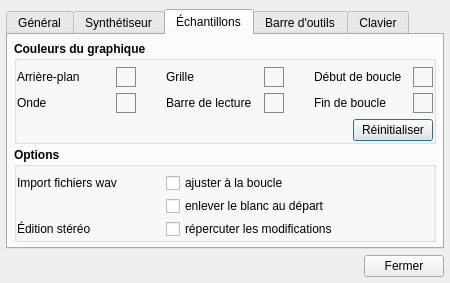
Qt form trunk/gui_divers/config.ui (davy7125/polyphone) before a commit.
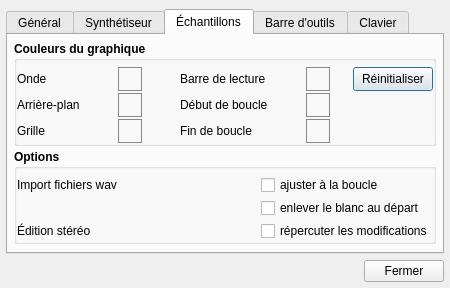
The same form after that commit. The open tabs and pages were chosen to show the change. Icons and pictures are not drawn. Custom widgets are drawn as their Qt base class.

Diff of the .ui file:
```diff
--- a/trunk/gui_divers/config.ui
+++ b/trunk/gui_divers/config.ui
@@ -10,7 +10,7 @@
     <x>0</x>
     <y>0</y>
     <width>450</width>
-    <height>264</height>
+    <height>288</height>
    </rect>
   </property>
   <property name="windowTitle">
@@ -771,7 +771,7 @@
          <property name="flat">
           <bool>true</bool>
          </property>
-         <layout class="QGridLayout" name="gridLayout_4" columnstretch="4,0,1,4,0,1,4,0">
+         <layout class="QGridLayout" name="gridLayout_4" columnstretch="4,0,0,0,0,0,0,0,0">
           <property name="leftMargin">
            <number>0</number>
           </property>
@@ -788,16 +788,13 @@
            <number>3</number>
           </property>
           <property name="verticalSpacing">
-           <number>6</number>
+           <number>2</number>
           </property>
-          <item row="0" column="2">
-           <spacer name="horizontalSpacer_2">
+          <item row="0" column="5">
+           <spacer name="horizontalSpacer_4">
             <property name="orientation">
              <enum>Qt::Horizontal</enum>
             </property>
-            <property name="sizeType">
-             <enum>QSizePolicy::Expanding</enum>
-            </property>
             <property name="sizeHint" stdset="0">
              <size>
               <width>40</width>
@@ -806,180 +803,7 @@
             </property>
            </spacer>
           </item>
-          <item row="2" column="0" colspan="8">
-           <layout class="QHBoxLayout" name="horizontalLayout_5">
-            <item>
-             <spacer name="horizontalSpacer_4">
-              <property name="orientation">
-               <enum>Qt::Horizontal</enum>
-              </property>
-              <property name="sizeHint" stdset="0">
-               <size>
-                <width>40</width>
-                <height>20</height>
-               </size>
-              </property>
-             </spacer>
-            </item>
-            <item>
-             <widget class="QPushButton" name="pushColorRestore">
-              <property name="maximumSize">
-               <size>
-                <width>16777215</width>
-                <height>24</height>
-               </size>
-              </property>
-              <property name="font">
-               <font>
-                <weight>50</weight>
-                <bold>false</bold>
-               </font>
-              </property>
-              <property name="text">
-               <string>Réinitialiser</string>
-              </property>
-             </widget>
-            </item>
-           </layout>
-          </item>
-          <item row="1" column="7">
-           <widget class="QPushButton" name="pushColorEndloop">
-            <property name="minimumSize">
-             <size>
-              <width>20</width>
-              <height>20</height>
-             </size>
-            </property>
-            <property name="maximumSize">
-             <size>
-              <width>20</width>
-              <height>20</height>
-             </size>
-            </property>
-            <property name="focusPolicy">
-             <enum>Qt::NoFocus</enum>
-            </property>
-            <property name="styleSheet">
-             <string notr="true">QPushButton
-{
-	border: 1px solid #888;
-}</string>
-            </property>
-            <property name="text">
-             <string/>
-            </property>
-            <property name="flat">
-             <bool>true</bool>
-            </property>
-           </widget>
-          </item>
-          <item row="1" column="1">
-           <widget class="QPushButton" name="pushColorForeground">
-            <property name="minimumSize">
-             <size>
-              <width>20</width>
-              <height>20</height>
-             </size>
-            </property>
-            <property name="maximumSize">
-             <size>
-              <width>20</width>
-              <height>20</height>
-             </size>
-            </property>
-            <property name="focusPolicy">
-             <enum>Qt::NoFocus</enum>
-            </property>
-            <property name="styleSheet">
-             <string notr="true">QPushButton
-{
-	border: 1px solid #888;
-}</string>
-            </property>
-            <property name="text">
-             <string/>
-            </property>
-            <property name="flat">
-             <bool>true</bool>
-            </property>
-           </widget>
-          </item>
-          <item row="0" column="3">
-           <widget class="QLabel" name="label_15">
-            <property name="font">
-             <font>
-              <weight>50</weight>
-              <bold>false</bold>
-             </font>
-            </property>
-            <property name="text">
-             <string>Grille</string>
-            </property>
-           </widget>
-          </item>
-          <item row="0" column="1">
-           <widget class="QPushButton" name="pushColorBackground">
-            <property name="minimumSize">
-             <size>
-              <width>20</width>
-              <height>20</height>
-             </size>
-            </property>
-            <property name="maximumSize">
-             <size>
-              <width>20</width>
-              <height>20</height>
-             </size>
-            </property>
-            <property name="focusPolicy">
-             <enum>Qt::NoFocus</enum>
-            </property>
-            <property name="styleSheet">
-             <string notr="true">QPushButton
-{
-	border: 1px solid #888;
-}</string>
-            </property>
-            <property name="text">
-             <string/>
-            </property>
-            <property name="flat">
-             <bool>true</bool>
-            </property>
-           </widget>
-          </item>
-          <item row="1" column="4">
-           <widget class="QPushButton" name="pushColorPlay">
-            <property name="minimumSize">
-             <size>
-              <width>20</width>
-              <height>20</height>
-             </size>
-            </property>
-            <property name="maximumSize">
-             <size>
-              <width>20</width>
-              <height>20</height>
-             </size>
-            </property>
-            <property name="focusPolicy">
-             <enum>Qt::NoFocus</enum>
-            </property>
-            <property name="styleSheet">
-             <string notr="true">QPushButton
-{
-	border: 1px solid #888;
-}</string>
-            </property>
-            <property name="text">
-             <string/>
-            </property>
-            <property name="flat">
-             <bool>true</bool>
-            </property>
-           </widget>
-          </item>
-          <item row="1" column="6">
+          <item row="2" column="4">
            <widget class="QLabel" name="label_17">
             <property name="font">
              <font>
@@ -992,7 +816,102 @@
             </property>
            </widget>
           </item>
-          <item row="1" column="3">
+          <item row="0" column="8">
+           <widget class="QPushButton" name="pushColorRestore">
+            <property name="maximumSize">
+             <size>
+              <width>16777215</width>
+              <height>24</height>
+             </size>
+            </property>
+            <property name="font">
+             <font>
+              <weight>50</weight>
+              <bold>false</bold>
+             </font>
+            </property>
+            <property name="text">
+             <string>Réinitialiser</string>
+            </property>
+           </widget>
+          </item>
+          <item row="2" column="6">
+           <widget class="QPushButton" name="pushColorEndloop">
+            <property name="minimumSize">
+             <size>
+              <width>24</width>
+              <height>24</height>
+             </size>
+            </property>
+            <property name="maximumSize">
+             <size>
+              <width>24</width>
+              <height>24</height>
+             </size>
+            </property>
+            <property name="focusPolicy">
+             <enum>Qt::NoFocus</enum>
+            </property>
+            <property name="styleSheet">
+             <string notr="true">QPushButton
+{
+	border: 1px solid #888;
+}</string>
+            </property>
+            <property name="text">
+             <string/>
+            </property>
+            <property name="flat">
+             <bool>true</bool>
+            </property>
+           </widget>
+          </item>
+          <item row="0" column="3">
+           <spacer name="horizontalSpacer_2">
+            <property name="orientation">
+             <enum>Qt::Horizontal</enum>
+            </property>
+            <property name="sizeType">
+             <enum>QSizePolicy::Expanding</enum>
+            </property>
+            <property name="sizeHint" stdset="0">
+             <size>
+              <width>40</width>
+              <height>20</height>
+             </size>
+            </property>
+           </spacer>
+          </item>
+          <item row="0" column="1">
+           <spacer name="horizontalSpacer_7">
+            <property name="orientation">
+             <enum>Qt::Horizontal</enum>
+            </property>
+            <property name="sizeHint" stdset="0">
+             <size>
+              <width>40</width>
+              <height>20</height>
+             </size>
+            </property>
+           </spacer>
+          </item>
+          <item row="0" column="7">
+           <spacer name="horizontalSpacer_5">
+            <property name="orientation">
+             <enum>Qt::Horizontal</enum>
+            </property>
+            <property name="sizeType">
+             <enum>QSizePolicy::Fixed</enum>
+            </property>
+            <property name="sizeHint" stdset="0">
+             <size>
+              <width>20</width>
+              <height>20</height>
+             </size>
+            </property>
+           </spacer>
+          </item>
+          <item row="0" column="4">
            <widget class="QLabel" name="label_18">
             <property name="font">
              <font>
@@ -1005,7 +924,126 @@
             </property>
            </widget>
           </item>
-          <item row="0" column="0">
+          <item row="0" column="6">
+           <widget class="QPushButton" name="pushColorPlay">
+            <property name="minimumSize">
+             <size>
+              <width>24</width>
+              <height>24</height>
+             </size>
+            </property>
+            <property name="maximumSize">
+             <size>
+              <width>24</width>
+              <height>24</height>
+             </size>
+            </property>
+            <property name="focusPolicy">
+             <enum>Qt::NoFocus</enum>
+            </property>
+            <property name="styleSheet">
+             <string notr="true">QPushButton
+{
+	border: 1px solid #888;
+}</string>
+            </property>
+            <property name="text">
+             <string/>
+            </property>
+            <property name="flat">
+             <bool>true</bool>
+            </property>
+           </widget>
+          </item>
+          <item row="1" column="4">
+           <widget class="QLabel" name="label_16">
+            <property name="font">
+             <font>
+              <weight>50</weight>
+              <bold>false</bold>
+             </font>
+            </property>
+            <property name="text">
+             <string>Début de boucle</string>
+            </property>
+           </widget>
+          </item>
+          <item row="1" column="6">
+           <widget class="QPushButton" name="pushColorStartloop">
+            <property name="minimumSize">
+             <size>
+              <width>24</width>
+              <height>24</height>
+             </size>
+            </property>
+            <property name="maximumSize">
+             <size>
+              <width>24</width>
+              <height>24</height>
+             </size>
+            </property>
+            <property name="focusPolicy">
+             <enum>Qt::NoFocus</enum>
+            </property>
+            <property name="styleSheet">
+             <string notr="true">QPushButton
+{
+	border: 1px solid #888;
+}</string>
+            </property>
+            <property name="text">
+             <string/>
+            </property>
+            <property name="flat">
+             <bool>true</bool>
+            </property>
+           </widget>
+          </item>
+          <item row="2" column="0">
+           <widget class="QLabel" name="label_15">
+            <property name="font">
+             <font>
+              <weight>50</weight>
+              <bold>false</bold>
+             </font>
+            </property>
+            <property name="text">
+             <string>Grille</string>
+            </property>
+           </widget>
+          </item>
+          <item row="2" column="2">
+           <widget class="QPushButton" name="pushColorGrid">
+            <property name="minimumSize">
+             <size>
+              <width>24</width>
+              <height>24</height>
+             </size>
+            </property>
+            <property name="maximumSize">
+             <size>
+              <width>24</width>
+              <height>24</height>
+             </size>
+            </property>
+            <property name="focusPolicy">
+             <enum>Qt::NoFocus</enum>
+            </property>
+            <property name="styleSheet">
+             <string notr="true">QPushButton
+{
+	border: 1px solid #888;
+}</string>
+            </property>
+            <property name="text">
+             <string/>
+            </property>
+            <property name="flat">
+             <bool>true</bool>
+            </property>
+           </widget>
+          </item>
+          <item row="1" column="0">
            <widget class="QLabel" name="label_13">
             <property name="font">
              <font>
@@ -1018,7 +1056,69 @@
             </property>
            </widget>
           </item>
-          <item row="1" column="0">
+          <item row="1" column="2">
+           <widget class="QPushButton" name="pushColorBackground">
+            <property name="minimumSize">
+             <size>
+              <width>24</width>
+              <height>24</height>
+             </size>
+            </property>
+            <property name="maximumSize">
+             <size>
+              <width>24</width>
+              <height>24</height>
+             </size>
+            </property>
+            <property name="focusPolicy">
+             <enum>Qt::NoFocus</enum>
+            </property>
+            <property name="styleSheet">
+             <string notr="true">QPushButton
+{
+	border: 1px solid #888;
+}</string>
+            </property>
+            <property name="text">
+             <string/>
+            </property>
+            <property name="flat">
+             <bool>true</bool>
+            </property>
+           </widget>
+          </item>
+          <item row="0" column="2">
+           <widget class="QPushButton" name="pushColorForeground">
+            <property name="minimumSize">
+             <size>
+              <width>24</width>
+              <height>24</height>
+             </size>
+            </property>
+            <property name="maximumSize">
+             <size>
+              <width>24</width>
+              <height>24</height>
+             </size>
+            </property>
+            <property name="focusPolicy">
+             <enum>Qt::NoFocus</enum>
+            </property>
+            <property name="styleSheet">
+             <string notr="true">QPushButton
+{
+	border: 1px solid #888;
+}</string>
+            </property>
+            <property name="text">
+             <string/>
+            </property>
+            <property name="flat">
+             <bool>true</bool>
+            </property>
+           </widget>
+          </item>
+          <item row="0" column="0">
            <widget class="QLabel" name="label_14">
             <property name="font">
              <font>
@@ -1031,94 +1131,6 @@
             </property>
            </widget>
           </item>
-          <item row="0" column="4">
-           <widget class="QPushButton" name="pushColorGrid">
-            <property name="minimumSize">
-             <size>
-              <width>20</width>
-              <height>20</height>
-             </size>
-            </property>
-            <property name="maximumSize">
-             <size>
-              <width>20</width>
-              <height>20</height>
-             </size>
-            </property>
-            <property name="focusPolicy">
-             <enum>Qt::NoFocus</enum>
-            </property>
-            <property name="styleSheet">
-             <string notr="true">QPushButton
-{
-	border: 1px solid #888;
-}</string>
-            </property>
-            <property name="text">
-             <string/>
-            </property>
-            <property name="flat">
-             <bool>true</bool>
-            </property>
-           </widget>
-          </item>
-          <item row="0" column="5">
-           <spacer name="horizontalSpacer_5">
-            <property name="orientation">
-             <enum>Qt::Horizontal</enum>
-            </property>
-            <property name="sizeHint" stdset="0">
-             <size>
-              <width>40</width>
-              <height>20</height>
-             </size>
-            </property>
-           </spacer>
-          </item>
-          <item row="0" column="7">
-           <widget class="QPushButton" name="pushColorStartloop">
-            <property name="minimumSize">
-             <size>
-              <width>20</width>
-              <height>20</height>
-             </size>
-            </property>
-            <property name="maximumSize">
-             <size>
-              <width>20</width>
-              <height>20</height>
-             </size>
-            </property>
-            <property name="focusPolicy">
-             <enum>Qt::NoFocus</enum>
-            </property>
-            <property name="styleSheet">
-             <string notr="true">QPushButton
-{
-	border: 1px solid #888;
-}</string>
-            </property>
-            <property name="text">
-             <string/>
-            </property>
-            <property name="flat">
-             <bool>true</bool>
-            </property>
-           </widget>
-          </item>
-          <item row="0" column="6">
-           <widget class="QLabel" name="label_16">
-            <property name="font">
-             <font>
-              <weight>50</weight>
-              <bold>false</bold>
-             </font>
-            </property>
-            <property name="text">
-             <string>Début de boucle</string>
-            </property>
-           </widget>
-          </item>
          </layout>
         </widget>
        </item>
@@ -1136,7 +1148,7 @@
          <property name="flat">
           <bool>true</bool>
          </property>
-         <layout class="QGridLayout" name="gridLayout_6" columnstretch="6,11">
+         <layout class="QGridLayout" name="gridLayout_6" columnstretch="6,0">
           <property name="leftMargin">
            <number>0</number>
           </property>
```
Left out of the diff: 44 changed lines with no effect on the pictures.
